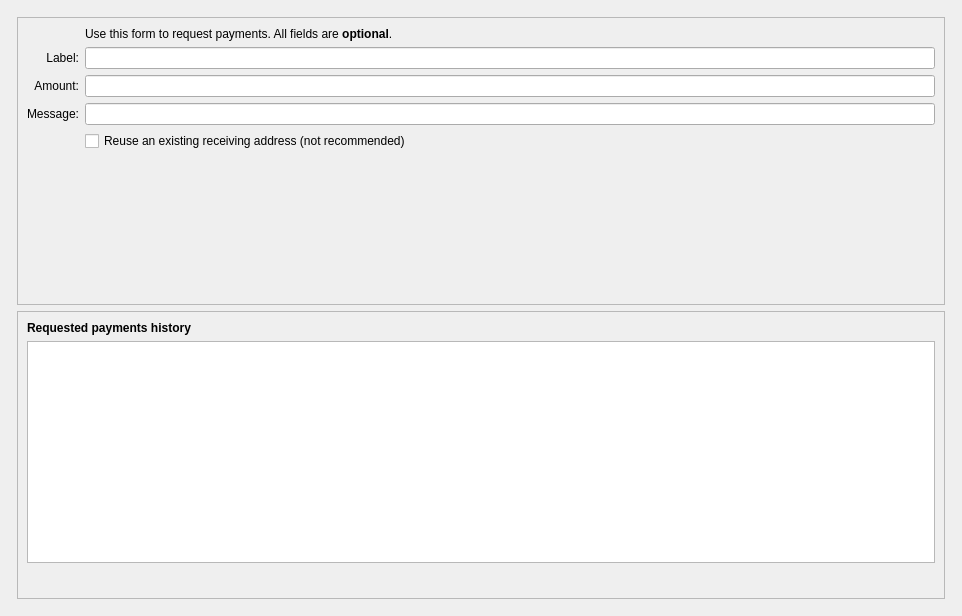
This is src/qt/forms/receivecoinsdialog.ui in FantasyGold/FantasyGold-Core as Qt 5 draws it before an edit. The edited form follows.
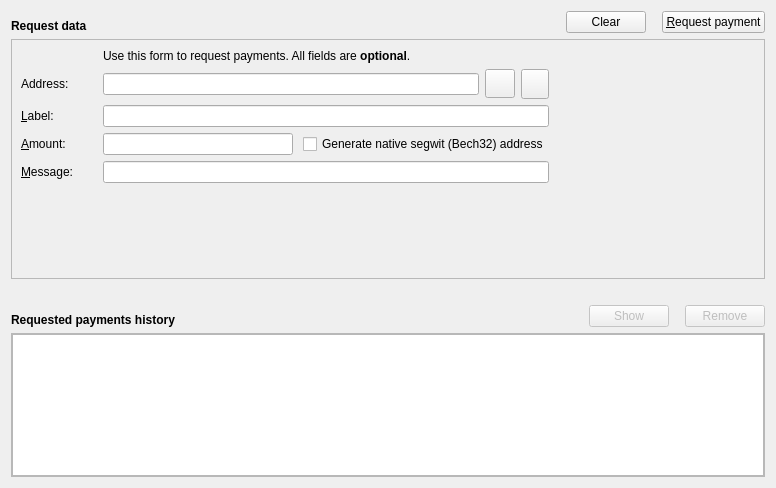
This is the edited form. Icons and pictures are not drawn. Custom widgets are drawn as their Qt base class.

Diff of the .ui file:
```diff
--- a/src/qt/forms/receivecoinsdialog.ui
+++ b/src/qt/forms/receivecoinsdialog.ui
@@ -6,35 +6,101 @@
    <rect>
     <x>0</x>
     <y>0</y>
-    <width>962</width>
-    <height>616</height>
+    <width>776</width>
+    <height>488</height>
    </rect>
   </property>
-  <layout class="QVBoxLayout" name="verticalLayout" stretch="0">
+  <layout class="QVBoxLayout" name="verticalLayout">
    <item>
-    <layout class="QVBoxLayout" name="verticalLayout_Master" stretch="0">
-     <property name="spacing">
-      <number>0</number>
-     </property>
+    <layout class="QHBoxLayout" name="horizontalLayout">
+     <item>
+      <widget class="QLabel" name="label_7">
+       <property name="font">
+        <font>
+         <weight>75</weight>
+         <bold>true</bold>
+        </font>
+       </property>
+       <property name="text">
+        <string>Request data</string>
+       </property>
+       <property name="alignment">
+        <set>Qt::AlignBottom|Qt::AlignLeading|Qt::AlignLeft</set>
+       </property>
+      </widget>
+     </item>
      <item>
-      <widget class="QFrame" name="frame_BG">
-       <layout class="QVBoxLayout" name="verticalLayout_5">
-        <property name="leftMargin">
-         <number>6</number>
-        </property>
-        <property name="topMargin">
-         <number>6</number>
-        </property>
-        <property name="rightMargin">
-         <number>6</number>
-        </property>
-        <property name="bottomMargin">
-         <number>6</number>
-        </property>
+      <spacer name="horizontalSpacer_6">
+       <property name="orientation">
+        <enum>Qt::Horizontal</enum>
+       </property>
+       <property name="sizeType">
+        <enum>QSizePolicy::Expanding</enum>
+       </property>
+       <property name="sizeHint" stdset="0">
+        <size>
+         <width>70</width>
+         <height>20</height>
+        </size>
+       </property>
+      </spacer>
+     </item>
+     <item>
+      <widget class="QPushButton" name="clearButton">
+       <property name="sizePolicy">
+        <sizepolicy hsizetype="Minimum" vsizetype="Fixed">
+         <horstretch>0</horstretch>
+         <verstretch>0</verstretch>
+        </sizepolicy>
+       </property>
+       <property name="toolTip">
+        <string>Clear all fields of the form.</string>
+       </property>
+       <property name="text">
+        <string>Clear</string>
+       </property>
+       <property name="icon">
+        <iconset resource="../bitcoin.qrc">
+         <normaloff>:/icons/remove</normaloff>:/icons/remove</iconset>
+       </property>
+       <property name="autoDefault">
+        <bool>false</bool>
+       </property>
+      </widget>
+     </item>
         <item>
-         <widget class="QFrame" name="frame2">
+      <spacer name="horizontalSpacer_5">
+       <property name="orientation">
+        <enum>Qt::Horizontal</enum>
+       </property>
+       <property name="sizeType">
+        <enum>QSizePolicy::Fixed</enum>
+       </property>
+       <property name="sizeHint" stdset="0">
+        <size>
+         <width>10</width>
+         <height>20</height>
+        </size>
+       </property>
+      </spacer>
+     </item>
+     <item>
+      <widget class="QPushButton" name="receiveButton">
+       <property name="text">
+        <string>&amp;Request payment</string>
+       </property>
+       <property name="icon">
+        <iconset resource="../bitcoin.qrc">
+         <normaloff>:/icons/request_payment</normaloff>:/icons/request_payment</iconset>
+       </property>
+      </widget>
+     </item>
+    </layout>
+   </item>
+   <item>
+    <widget class="QFrame" name="frameRequest">
           <property name="sizePolicy">
-           <sizepolicy hsizetype="Preferred" vsizetype="Expanding">
+      <sizepolicy hsizetype="Preferred" vsizetype="Fixed">
             <horstretch>0</horstretch>
             <verstretch>0</verstretch>
            </sizepolicy>
@@ -45,23 +111,22 @@
           <property name="frameShadow">
            <enum>QFrame::Sunken</enum>
           </property>
-          <layout class="QVBoxLayout" name="verticalLayout_3">
+     <layout class="QHBoxLayout" name="horizontalLayout_4">
            <item>
             <layout class="QGridLayout" name="gridLayout">
-             <item row="7" column="2">
-              <widget class="QCheckBox" name="reuseAddress">
+        <property name="horizontalSpacing">
+         <number>15</number>
+        </property>
+        <item row="4" column="0">
+         <widget class="QLabel" name="label_2">
                <property name="toolTip">
-                <string>Reuse one of the previously used receiving addresses.&lt;br&gt;Reusing addresses has security and privacy issues.&lt;br&gt;Do not use this unless re-generating a payment request made before.</string>
+           <string>An optional label to associate with the new receiving address.</string>
                </property>
                <property name="text">
-                <string>Reuse an existing receiving address (not recommended)</string>
-               </property>
-              </widget>
-             </item>
-             <item row="7" column="0">
-              <widget class="QLabel" name="label_4">
-               <property name="text">
-                <string/>
+           <string>&amp;Label:</string>
+          </property>
+          <property name="buddy">
+           <cstring>reqLabel</cstring>
                </property>
               </widget>
              </item>
@@ -71,27 +136,59 @@
                 <string>An optional message to attach to the payment request, which will be displayed when the request is opened. Note: The message will not be sent with the payment over the FantasyGold network.</string>
                </property>
                <property name="text">
-                <string>Message:</string>
-               </property>
-               <property name="alignment">
-                <set>Qt::AlignRight|Qt::AlignTrailing|Qt::AlignVCenter</set>
+           <string>&amp;Message:</string>
                </property>
                <property name="buddy">
                 <cstring>reqMessage</cstring>
                </property>
               </widget>
              </item>
-             <item row="4" column="2">
-              <widget class="QLineEdit" name="reqLabel">
-               <property name="toolTip">
-                <string>An optional label to associate with the new receiving address.</string>
-               </property>
-              </widget>
+        <item row="3" column="2">
+         <layout class="QHBoxLayout" name="horizontalLayout_3">
+          <property name="spacing">
+           <number>6</number>
+          </property>
+          <item>
+           <widget class="QLineEdit" name="leAddress"/>
+          </item>
+          <item>
+           <widget class="QToolButton" name="copyAddressButton">
+            <property name="text">
+             <string/>
+            </property>
+            <property name="iconSize">
+             <size>
+              <width>22</width>
+              <height>22</height>
+             </size>
+            </property>
+           </widget>
+          </item>
+          <item>
+           <widget class="QToolButton" name="refreshButton">
+            <property name="minimumSize">
+             <size>
+              <width>28</width>
+              <height>30</height>
+             </size>
+            </property>
+            <property name="maximumSize">
+             <size>
+              <width>20</width>
+              <height>30</height>
+             </size>
+            </property>
+            <property name="text">
+             <string/>
+            </property>
+           </widget>
+          </item>
+         </layout>
              </item>
              <item row="6" column="2">
               <widget class="QLineEdit" name="reqMessage">
                <property name="toolTip">
-                <string>An optional message to attach to the payment request, which will be displayed when the request is opened.&lt;br&gt;Note: The message will not be sent with the payment over the FantasyGold network.</string>
+           <string>An optional message to attach to the payment request, which will be displayed when the request is opened. Note: The message will not be sent with the payment over the FantasyGold network.</string>
                </property>
               </widget>
              </item>
@@ -102,20 +199,11 @@
                </property>
               </widget>
              </item>
-             <item row="4" column="0">
-              <widget class="QLabel" name="label_2">
+        <item row="4" column="2">
+         <widget class="QLineEdit" name="reqLabel">
                <property name="toolTip">
                 <string>An optional label to associate with the new receiving address.</string>
                </property>
-               <property name="text">
-                <string>Label:</string>
-               </property>
-               <property name="alignment">
-                <set>Qt::AlignRight|Qt::AlignTrailing|Qt::AlignVCenter</set>
-               </property>
-               <property name="buddy">
-                <cstring>reqLabel</cstring>
-               </property>
               </widget>
              </item>
              <item row="5" column="0">
@@ -124,18 +212,33 @@
                 <string>An optional amount to request. Leave this empty or zero to not request a specific amount.</string>
                </property>
                <property name="text">
-                <string>Amount:</string>
-               </property>
-               <property name="alignment">
-                <set>Qt::AlignRight|Qt::AlignTrailing|Qt::AlignVCenter</set>
+           <string>&amp;Amount:</string>
                </property>
                <property name="buddy">
                 <cstring>reqAmount</cstring>
                </property>
               </widget>
              </item>
+        <item row="3" column="0">
+         <widget class="QLabel" name="label_8">
+          <property name="text">
+           <string>Address:</string>
+          </property>
+         </widget>
+        </item>
              <item row="5" column="2">
+         <layout class="QHBoxLayout" name="horizontalLayout_5">
+          <property name="spacing">
+           <number>10</number>
+          </property>
+          <item>
               <widget class="BitcoinAmountField" name="reqAmount">
+            <property name="sizePolicy">
+             <sizepolicy hsizetype="Expanding" vsizetype="Fixed">
+              <horstretch>0</horstretch>
+              <verstretch>0</verstretch>
+             </sizepolicy>
+            </property>
                <property name="minimumSize">
                 <size>
                  <width>80</width>
@@ -147,71 +250,34 @@
                </property>
               </widget>
              </item>
-             <item row="8" column="0">
-              <widget class="QLabel" name="label_7">
-               <property name="text">
-                <string/>
-               </property>
-              </widget>
-             </item>
-             <item row="8" column="2">
-              <layout class="QHBoxLayout" name="horizontalLayout">
                <item>
-                <widget class="QtMaterialFlatButton" name="receiveButton" native="true">
-                 <property name="minimumSize">
-                  <size>
-                   <width>150</width>
-                   <height>0</height>
-                  </size>
-                 </property>
-                 <property name="text" stdset="0">
-                  <string>Request payment</string>
-                 </property>
-                 <property name="icon" stdset="0">
-                  <iconset resource="../fantasygold.qrc">
-                   <normaloff>:/icons/receiving_addresses</normaloff>:/icons/receiving_addresses</iconset>
-                 </property>
-                </widget>
-               </item>
-               <item>
-                <widget class="QtMaterialFlatButton" name="clearButton" native="true">
+           <widget class="QCheckBox" name="useBech32">
                  <property name="sizePolicy">
-                  <sizepolicy hsizetype="Minimum" vsizetype="Fixed">
+             <sizepolicy hsizetype="Fixed" vsizetype="Fixed">
                    <horstretch>0</horstretch>
                    <verstretch>0</verstretch>
                   </sizepolicy>
                  </property>
+            <property name="maximumSize">
+             <size>
+              <width>1000</width>
+              <height>16777215</height>
+             </size>
+            </property>
+            <property name="focusPolicy">
+             <enum>Qt::StrongFocus</enum>
+            </property>
                  <property name="toolTip">
-                  <string>Clear all fields of the form.</string>
-                 </property>
-                 <property name="text" stdset="0">
-                  <string>Clear</string>
-                 </property>
-                 <property name="icon" stdset="0">
-                  <iconset resource="../fantasygold.qrc">
-                   <normaloff>:/icons/remove</normaloff>:/icons/remove</iconset>
-                 </property>
-                 <property name="autoDefault" stdset="0">
-                  <bool>false</bool>
+             <string>Native segwit addresses (aka Bech32 or BIP-173) reduce your transaction fees later on and offer better protection against typos, but old wallets don't support them. When unchecked, an address compatible with older wallets will be created instead.</string>
+            </property>
+            <property name="text">
+             <string>Generate native segwit (Bech32) address</string>
                  </property>
                 </widget>
                </item>
-               <item>
-                <spacer name="horizontalSpacer">
-                 <property name="orientation">
-                  <enum>Qt::Horizontal</enum>
-                 </property>
-                 <property name="sizeHint" stdset="0">
-                  <size>
-                   <width>40</width>
-                   <height>20</height>
-                  </size>
-                 </property>
-                </spacer>
-               </item>
-              </layout>
-             </item>
-             <item row="9" column="2">
+         </layout>
+        </item>
+        <item row="7" column="0" colspan="3">
               <spacer name="verticalSpacer">
                <property name="orientation">
                 <enum>Qt::Vertical</enum>
@@ -219,16 +285,155 @@
                <property name="sizeHint" stdset="0">
                 <size>
                  <width>20</width>
-                 <height>40</height>
+            <height>0</height>
                 </size>
                </property>
               </spacer>
              </item>
             </layout>
            </item>
+      <item>
+       <widget class="QRImageWidget" name="lblQRCode">
+        <property name="minimumSize">
+         <size>
+          <width>200</width>
+          <height>220</height>
+         </size>
+        </property>
+        <property name="maximumSize">
+         <size>
+          <width>200</width>
+          <height>220</height>
+         </size>
+        </property>
+        <property name="text">
+         <string/>
+        </property>
+        <property name="alignment">
+         <set>Qt::AlignCenter</set>
+        </property>
+        <property name="wordWrap">
+         <bool>true</bool>
+        </property>
+       </widget>
+      </item>
           </layout>
          </widget>
         </item>
+   <item>
+    <spacer name="verticalSpacer_2">
+     <property name="orientation">
+      <enum>Qt::Vertical</enum>
+     </property>
+     <property name="sizeType">
+      <enum>QSizePolicy::Fixed</enum>
+     </property>
+     <property name="sizeHint" stdset="0">
+      <size>
+       <width>10</width>
+       <height>20</height>
+      </size>
+     </property>
+    </spacer>
+   </item>
+   <item>
+    <layout class="QHBoxLayout" name="horizontalLayout_2">
+     <item>
+      <widget class="QLabel" name="label_6">
+       <property name="font">
+        <font>
+         <weight>75</weight>
+         <bold>true</bold>
+        </font>
+       </property>
+       <property name="text">
+        <string>Requested payments history</string>
+       </property>
+       <property name="alignment">
+        <set>Qt::AlignBottom|Qt::AlignLeading|Qt::AlignLeft</set>
+       </property>
+      </widget>
+     </item>
+     <item>
+      <spacer name="horizontalSpacer_3">
+       <property name="orientation">
+        <enum>Qt::Horizontal</enum>
+       </property>
+       <property name="sizeType">
+        <enum>QSizePolicy::Expanding</enum>
+       </property>
+       <property name="sizeHint" stdset="0">
+        <size>
+         <width>70</width>
+         <height>20</height>
+        </size>
+       </property>
+      </spacer>
+     </item>
+     <item>
+      <widget class="QPushButton" name="showRequestButton">
+       <property name="enabled">
+        <bool>false</bool>
+       </property>
+       <property name="toolTip">
+        <string>Show the selected request (does the same as double clicking an entry)</string>
+       </property>
+       <property name="text">
+        <string>Show</string>
+       </property>
+       <property name="icon">
+        <iconset resource="../bitcoin.qrc">
+         <normaloff>:/icons/show</normaloff>:/icons/show</iconset>
+       </property>
+       <property name="iconSize">
+        <size>
+         <width>22</width>
+         <height>16</height>
+        </size>
+       </property>
+       <property name="autoDefault">
+        <bool>false</bool>
+       </property>
+      </widget>
+     </item>
+     <item>
+      <spacer name="horizontalSpacer_4">
+       <property name="orientation">
+        <enum>Qt::Horizontal</enum>
+       </property>
+       <property name="sizeType">
+        <enum>QSizePolicy::Fixed</enum>
+       </property>
+       <property name="sizeHint" stdset="0">
+        <size>
+         <width>10</width>
+         <height>20</height>
+        </size>
+       </property>
+      </spacer>
+     </item>
+     <item>
+      <widget class="QPushButton" name="removeRequestButton">
+       <property name="enabled">
+        <bool>false</bool>
+       </property>
+       <property name="toolTip">
+        <string>Remove the selected entries from the list</string>
+       </property>
+       <property name="text">
+        <string>Remove</string>
+       </property>
+       <property name="icon">
+        <iconset resource="../bitcoin.qrc">
+         <normaloff>:/icons/remove</normaloff>:/icons/remove</iconset>
+       </property>
+       <property name="autoDefault">
+        <bool>false</bool>
+       </property>
+      </widget>
+     </item>
+    </layout>
+   </item>
         <item>
          <widget class="QFrame" name="frame">
           <property name="sizePolicy">
@@ -244,58 +449,23 @@
            <enum>QFrame::Raised</enum>
           </property>
           <layout class="QVBoxLayout" name="verticalLayout_2">
-           <item>
-            <widget class="QLabel" name="label_6">
-             <property name="font">
-              <font>
-               <weight>75</weight>
-               <bold>true</bold>
-              </font>
-             </property>
-             <property name="text">
-              <string>Requested payments history</string>
-             </property>
-            </widget>
-           </item>
+      <property name="spacing">
+       <number>0</number>
+      </property>
+      <property name="leftMargin">
+       <number>0</number>
+      </property>
+      <property name="topMargin">
+       <number>0</number>
+      </property>
+      <property name="rightMargin">
+       <number>0</number>
+      </property>
+      <property name="bottomMargin">
+       <number>0</number>
+      </property>
            <item>
             <widget class="QTableView" name="recentRequestsView">
-             <property name="palette">
-              <palette>
-               <active>
-                <colorrole role="Text">
-                 <brush brushstyle="SolidPattern">
-                  <color alpha="255">
-                   <red>51</red>
-                   <green>51</green>
-                   <blue>51</blue>
-                  </color>
-                 </brush>
-                </colorrole>
-               </active>
-               <inactive>
-                <colorrole role="Text">
-                 <brush brushstyle="SolidPattern">
-                  <color alpha="255">
-                   <red>51</red>
-                   <green>51</green>
-                   <blue>51</blue>
-                  </color>
-                 </brush>
-                </colorrole>
-               </inactive>
-               <disabled>
-                <colorrole role="Text">
-                 <brush brushstyle="SolidPattern">
-                  <color alpha="255">
-                   <red>85</red>
-                   <green>85</green>
-                   <blue>85</blue>
-                  </color>
-                 </brush>
-                </colorrole>
-               </disabled>
-              </palette>
-             </property>
              <property name="contextMenuPolicy">
               <enum>Qt::CustomContextMenu</enum>
              </property>
@@ -307,85 +477,23 @@
              </property>
             </widget>
            </item>
-           <item>
-            <layout class="QHBoxLayout" name="horizontalLayout_2">
-             <item>
-              <widget class="QtMaterialFlatButton" name="showRequestButton" native="true">
-               <property name="enabled">
-                <bool>false</bool>
-               </property>
-               <property name="toolTip">
-                <string>Show the selected request (does the same as double clicking an entry)</string>
-               </property>
-               <property name="text" stdset="0">
-                <string>Show</string>
-               </property>
-               <property name="icon" stdset="0">
-                <iconset resource="../fantasygold.qrc">
-                 <normaloff>:/icons/edit</normaloff>:/icons/edit</iconset>
-               </property>
-               <property name="autoDefault" stdset="0">
-                <bool>false</bool>
-               </property>
-              </widget>
-             </item>
-             <item>
-              <widget class="QtMaterialFlatButton" name="removeRequestButton" native="true">
-               <property name="enabled">
-                <bool>false</bool>
-               </property>
-               <property name="toolTip">
-                <string>Remove the selected entries from the list</string>
-               </property>
-               <property name="text" stdset="0">
-                <string>Remove</string>
-               </property>
-               <property name="icon" stdset="0">
-                <iconset resource="../fantasygold.qrc">
-                 <normaloff>:/icons/remove</normaloff>:/icons/remove</iconset>
-               </property>
-               <property name="autoDefault" stdset="0">
-                <bool>false</bool>
-               </property>
-              </widget>
-             </item>
-             <item>
-              <spacer name="horizontalSpacer_2">
-               <property name="orientation">
-                <enum>Qt::Horizontal</enum>
-               </property>
-               <property name="sizeHint" stdset="0">
-                <size>
-                 <width>40</width>
-                 <height>20</height>
-                </size>
-               </property>
-              </spacer>
-             </item>
-            </layout>
-           </item>
-          </layout>
-         </widget>
-        </item>
-       </layout>
-      </widget>
-     </item>
-    </layout>
+     </layout>
+    </widget>
    </item>
   </layout>
  </widget>
  <customwidgets>
-  <customwidget>
-   <class>QtMaterialFlatButton</class>
-   <extends>QWidget</extends>
-   <header>qtmaterialflatbutton.h</header>
-  </customwidget>
   <customwidget>
    <class>BitcoinAmountField</class>
    <extends>QLineEdit</extends>
    <header>bitcoinamountfield.h</header>
    <container>1</container>
   </customwidget>
+  <customwidget>
+   <class>QRImageWidget</class>
+   <extends>QLabel</extends>
+   <header>qt/receiverequestdialog.h</header>
+  </customwidget>
  </customwidgets>
  <tabstops>
   <tabstop>reqLabel</tabstop>
```
Left out of the diff: 10 changed lines with no effect on the pictures. Lines whose indentation alone changed are shown as unchanged.
